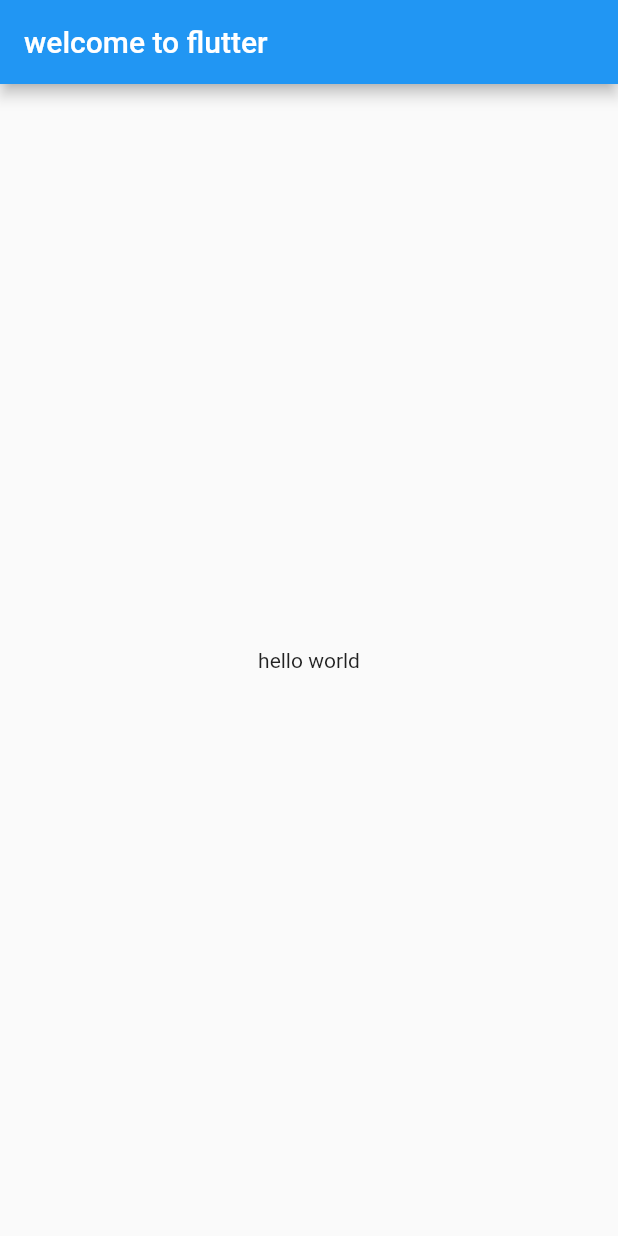
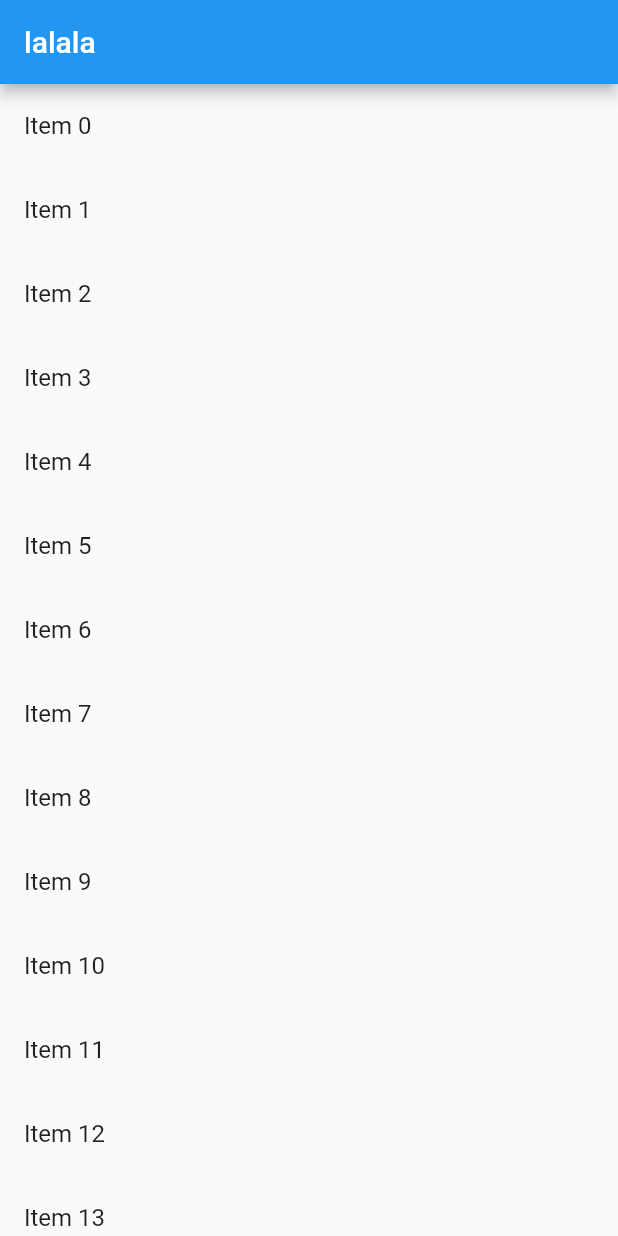
Before and after one commit to tangdou369098655/myflutter01, a Flutter app: the screen it shows after launch, on a phone screen of 412 x 824 dp. Run offline on Flutter 3.47's test engine with Material 2 defaults, Android fonts, the phone set to English and light mode, and no system bars.

Commit message:
动态列表

```diff
--- a/lib/main.dart
+++ b/lib/main.dart
@@ -1,15 +1,74 @@
-import 'package:flutter/material.dart';  //引入UI库
-void main() => runApp(MyApp());
+import 'package:flutter/material.dart';
+
+void main() => runApp(MyApp(
+  items:new List<String>.generate(1000, (i)=>"Item $i")
+));
+
 class MyApp extends StatelessWidget{
+  final List<String> items;
+  MyApp({Key key,@required this.items}):super(key:key);
+
   @override
-  Widget build(BuildContext context){
+  Widget build(BuildContext context) {
     return MaterialApp(
-      title: 'welcome to flutter',
+      title:'wahaha',
       home:Scaffold(
-        appBar: AppBar(
-          title: Text('welcome to flutter'),),
-          body:Center(child: Text('hello world')),
+        appBar:new AppBar(title:new Text('lalala')),
+        body:new ListView.builder(
+          itemCount: items.length,
+          itemBuilder: (context,index){
+            return new ListTile(
+              title:new Text('${items[index]}')
+            );
+          },
         ),
+      ),
     );
   }
 }
+
+
+
+
+
+
+
+
+
+
+
+
+
+
+
+
+
+
+
+
+
+
+
+
+
+
+
+
+
+
+
+// import 'package:flutter/material.dart';  //引入UI库
+// void main() => runApp(MyApp());
+// class MyApp extends StatelessWidget{
+//   @override
+//   Widget build(BuildContext context){
+//     return MaterialApp(
+//       title: 'welcome to flutter',
+//       home:Scaffold(
+//         appBar: AppBar(
+//           title: Text('welcome to flutter'),),
+//           body:Center(child: Text('hello world')),
+//         ),
+//     );
+//   }
+// }
```
